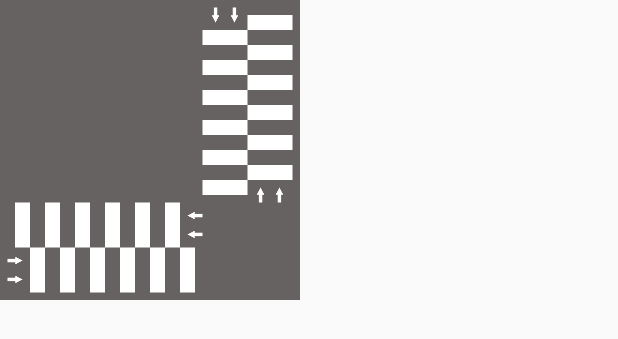
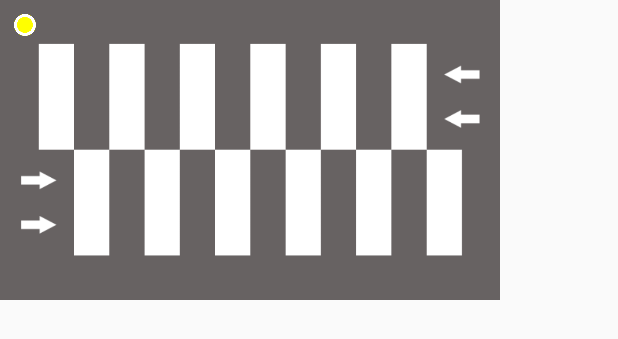
Before and after one commit to jhchoi57/CROFO_APP, an Android app: the layout crossframefront.xml on its own in the app's theme, with its tools: preview values and no code run, on a phone screen of 412 x 824 dp. Shown: the top 339 px of the screen. Run offline under Robolectric (Android 15) with nearby library versions, the phone set to English and light mode, and no system bars.

Commit message:
yh crosswalk front right push

```diff
--- a/app/src/main/java/com/example/crofo_app/MainActivity.java
+++ b/app/src/main/java/com/example/crofo_app/MainActivity.java
@@ -95,7 +95,8 @@ public class MainActivity extends AppCompatActivity implements TMapGpsManager.on
 
         // 커스텀 다이얼로그를 호출한다.
         CrossFrame crossFrame = new CrossFrame(MainActivity.this);
-        crossFrame.callFunction();
+        crossFrame.callCrossFront();
+        crossFrame.callCrossRight();
 
         // 현재 위치 타이머로 5초마다 계속 얻기
         //tMapView.setTrackingMode(true);
--- a/app/src/main/res/layout/crossframe.xml
+++ b/app/src/main/res/layout/crossframefront.xml
@@ -1,7 +1,7 @@
 <?xml version="1.0" encoding="utf-8"?>
 <LinearLayout xmlns:android="http://schemas.android.com/apk/res/android"
-    android:layout_width="200dp"
-    android:layout_height="200dp"
+    android:layout_width="wrap_content"
+    android:layout_height="wrap_content"
     android:background="#eeeeee"
     android:orientation="vertical">
 
@@ -11,15 +11,13 @@
         android:layout_height="match_parent">
 
         <ImageView
-            android:layout_width="wrap_content"
-            android:layout_height="wrap_content"
-            android:src="@drawable/crosswalk"></ImageView>
+            android:layout_width="500px"
+            android:layout_height="300px"
+            android:src="@drawable/crosswalk_front"></ImageView>
 
         <ImageView
             android:layout_width="50px"
             android:layout_height="50px"
-            android:layout_marginLeft="90px"
-            android:layout_marginTop="350px"
             android:src="@drawable/person"></ImageView>
 
     </FrameLayout>
```
Also changed, not shown: app/src/main/java/com/example/crofo_app/CrossFrame.java (+32 -17 lines), app/src/main/res/layout/crossframeright.xml (added, +27 -0 lines), app/src/main/res/drawable/crosswalk.png (deleted), app/src/main/res/drawable/crosswalk_right.png, app/src/main/res/drawable/crosswalk_right_alert.png.
